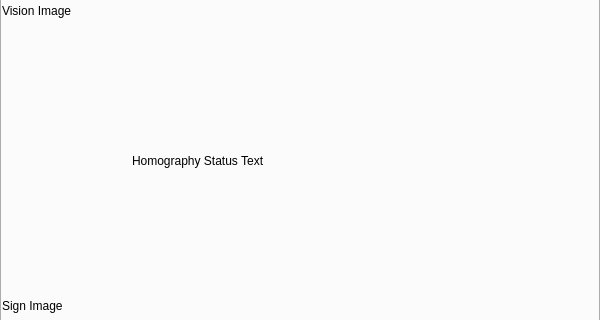
Before: the Qt Designer form ui/main.ui in Machine-Learning-Robot-Competition/robot_controller, drawn with Qt 5; both pictures show x 0 to 600 and y 131 to 451 of the 600 by 600 pixel window.
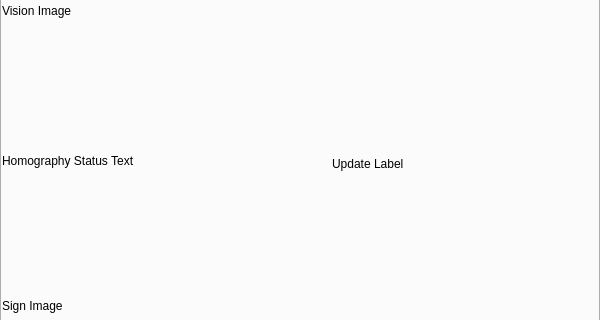
After: the same form once the commit is applied. The open tabs and pages were chosen to show the change.

Patch:
```diff
--- a/ui/main.ui
+++ b/ui/main.ui
@@ -148,7 +148,7 @@
      <widget class="QLabel" name="homography_status_text">
       <property name="geometry">
        <rect>
-        <x>130</x>
+        <x>0</x>
         <y>250</y>
         <width>311</width>
         <height>31</height>
@@ -158,6 +158,19 @@
        <string>Homography Status Text</string>
       </property>
      </widget>
+     <widget class="QLabel" name="update_label">
+      <property name="geometry">
+       <rect>
+        <x>330</x>
+        <y>260</y>
+        <width>221</width>
+        <height>17</height>
+       </rect>
+      </property>
+      <property name="text">
+       <string>Update Label</string>
+      </property>
+     </widget>
     </widget>
    </widget>
   </widget>
```
Left out of the diff: 2 changed lines with no effect on the pictures.
